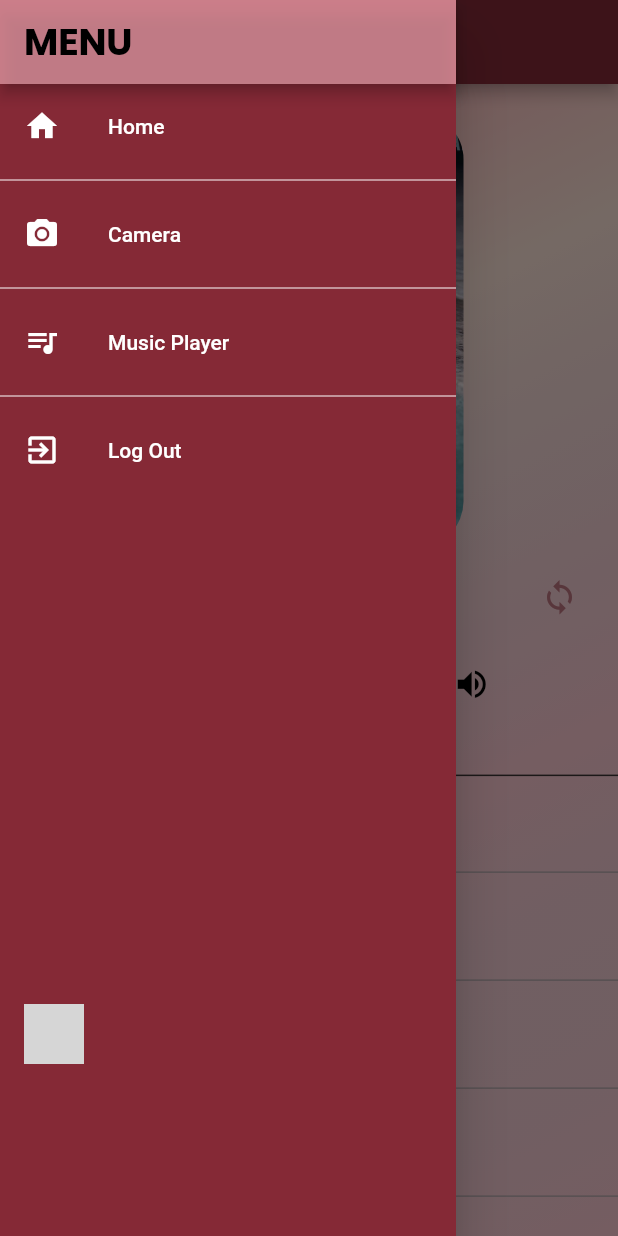
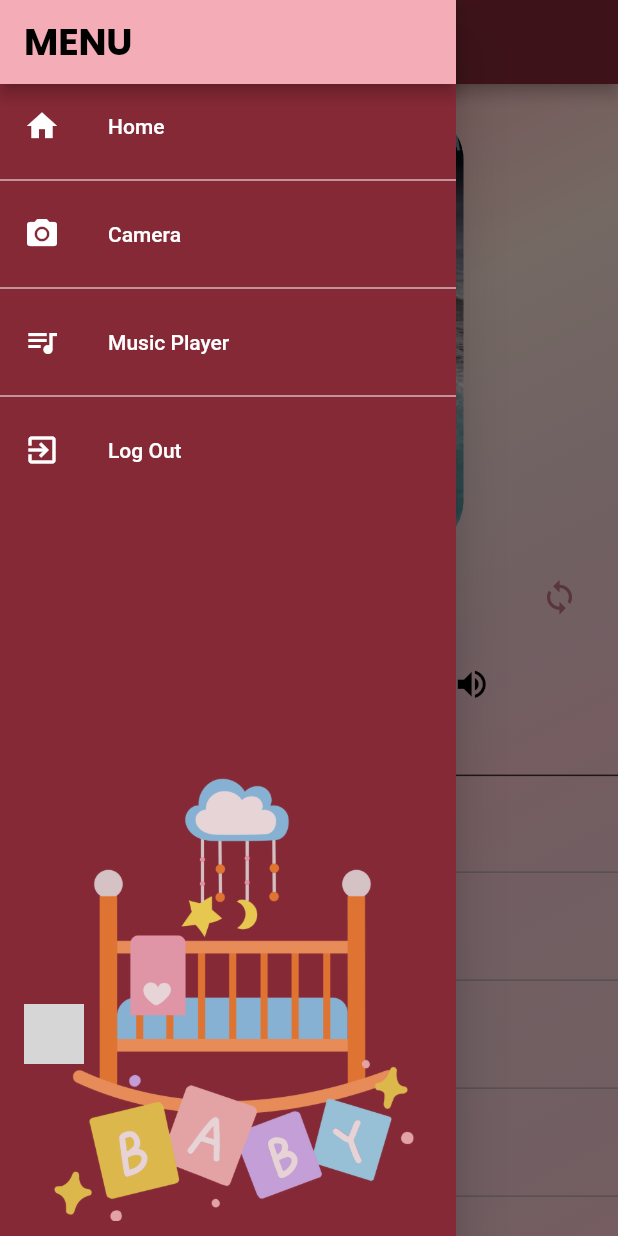
Before and after one commit to cob-byte/smart_baby_cradle, a Flutter app: the MusicPlayerScreen screen opened by its route, with the side drawer open, on a phone screen of 412 x 824 dp. Run offline on Flutter 3.47's test engine with Material 2 defaults, Android fonts, the phone set to English and light mode, and no system bars; our stand-ins replace assets_audio_player, firebase_auth, firebase_core, firebase_database, firebase_messaging, font_awesome_flutter and 3 more; missing offline and left inert: flutter_facebook_auth; accounts and stored records are empty; Roboto replaces fonts that are missing (Poppins-Bold); grey boxes are pictures that could not be loaded.

Commit message:
Change Design Part 3

```diff
--- a/lib/screens/home_screen.dart
+++ b/lib/screens/home_screen.dart
@@ -112,7 +112,7 @@ class HomeScreenState extends State<HomeScreen> {
         //extendBodyBehindAppBar: true,
         drawer: Theme(
           data: Theme.of(context).copyWith(
-            canvasColor: currentTheme.primaryColor,
+            canvasColor: currentTheme.colorScheme.onInverseSurface,
           ),
           child: AppDrawer(
             assetsAudioPlayer,
--- a/lib/theme/boy_theme.dart
+++ b/lib/theme/boy_theme.dart
@@ -5,7 +5,7 @@ final Color fourthColor = Color.fromRGBO(86, 174, 237, 0.608);
 final ThemeData boyTheme = ThemeData(
   primaryColor: Color.fromARGB(255, 6, 126, 142),
   colorScheme: const ColorScheme(
-    primary: Color.fromRGBO(5, 105, 145, 1),
+    primary: Color.fromRGBO(3, 144, 199, 1),
     secondary: Color.fromRGBO(96, 196, 236, 1),
     tertiary: Color.fromRGBO(151, 209, 250, 1),
     surface: Colors.white,
@@ -17,10 +17,10 @@ final ThemeData boyTheme = ThemeData(
     onBackground: Colors.black,
     onError: Color.fromARGB(255, 171, 18, 18),
     brightness: Brightness.light,
-    inversePrimary: Color.fromARGB(255, 18, 143, 232),
+    inversePrimary: Color.fromRGBO(166, 233, 241, 1),
     inverseSurface: Color.fromRGBO(142, 239, 252, 1),
     onPrimaryContainer: Color.fromRGBO(2, 39, 65, 1),
-    onInverseSurface: Color.fromRGBO(156, 196, 255, 1),
+    onInverseSurface: Color.fromRGBO(132, 179, 249, 1),
     onSurfaceVariant: Color.fromRGBO(128, 205, 249, 1),
     surfaceVariant: Color.fromRGBO(1, 47, 87, 1),
     onTertiary: Color.fromRGBO(217, 239, 255, 1),
--- a/lib/theme/girl_theme.dart
+++ b/lib/theme/girl_theme.dart
@@ -18,11 +18,11 @@ final ThemeData girlTheme = ThemeData(
     onError: Color.fromARGB(255, 171, 18, 18),
     brightness: Brightness.light,
     inversePrimary: Color.fromRGBO(255, 202, 212, 1),
-    inverseSurface: Color.fromRGBO(244, 172, 183, 1),
+    inverseSurface: Color.fromRGBO(251, 173, 187, 1),
     onPrimaryContainer: Color.fromRGBO(138, 23, 44, 1),
-    onInverseSurface: Color.fromRGBO(248, 164, 180, 1),
+    onInverseSurface: Color.fromRGBO(255, 172, 187, 1),
     onSurfaceVariant: Color.fromRGBO(255, 197, 208, 1),
-    surfaceVariant: Color.fromRGBO(255, 150, 166, 1),
+    surfaceVariant: Color.fromRGBO(253, 175, 187, 1),
     onTertiary: Color.fromRGBO(255, 222, 246, 1),
   ),
   scaffoldBackgroundColor: const Color.fromRGBO(255, 202, 212, 1),
@@ -30,12 +30,12 @@ final ThemeData girlTheme = ThemeData(
     displayLarge: TextStyle(
       fontSize: 24.0,
       fontWeight: FontWeight.bold,
-      color: Colors.pink,
+      color: Color.fromARGB(255, 255, 157, 190),
     ),
     // Add more text styles as needed
   ),
   appBarTheme: const AppBarTheme(
-    backgroundColor: Color.fromRGBO(244, 172, 183, 0.65),
+    backgroundColor: Color.fromRGBO(244, 172, 183, 1),
     titleTextStyle: TextStyle(
       fontSize: 25.0,
       fontStyle: FontStyle.normal,
--- a/lib/widgets/app_drawer.dart
+++ b/lib/widgets/app_drawer.dart
@@ -89,6 +89,25 @@ class AppDrawer extends StatelessWidget {
               });
             },
           ),
+          // Add an Image widget at the bottom
+          Expanded(
+            child: Align(
+              alignment: Alignment.bottomCenter,
+              child: Padding(
+                padding: const EdgeInsets.only(
+                    bottom: 10.0), // Adjust the padding as needed
+                child: Opacity(
+                  opacity:
+                      0.8, // Adjust the opacity value between 0.0 (completely transparent) and 1.0 (fully visible)
+                  child: Image.asset(
+                    'assets/image/bg_cradle.png', // Replace with your image path
+                    width: 300, // Adjust the width as needed
+                    height: 300, // Adjust the height as needed
+                  ),
+                ),
+              ),
+            ),
+          ),
         ],
       ),
     );
```
